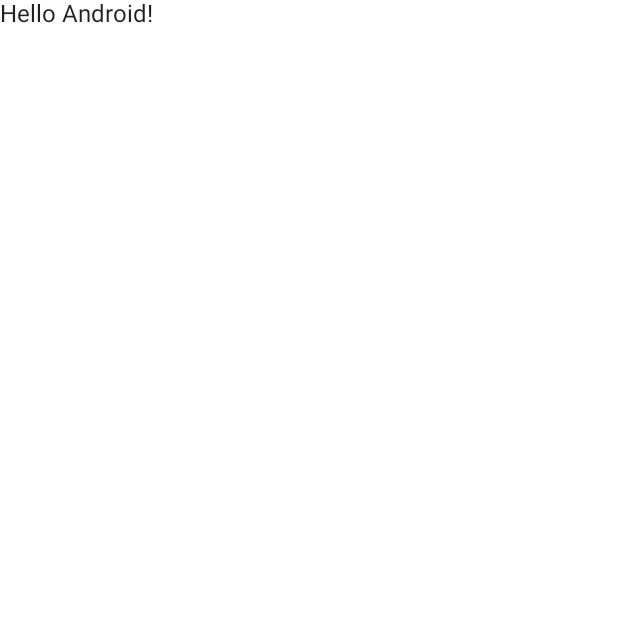
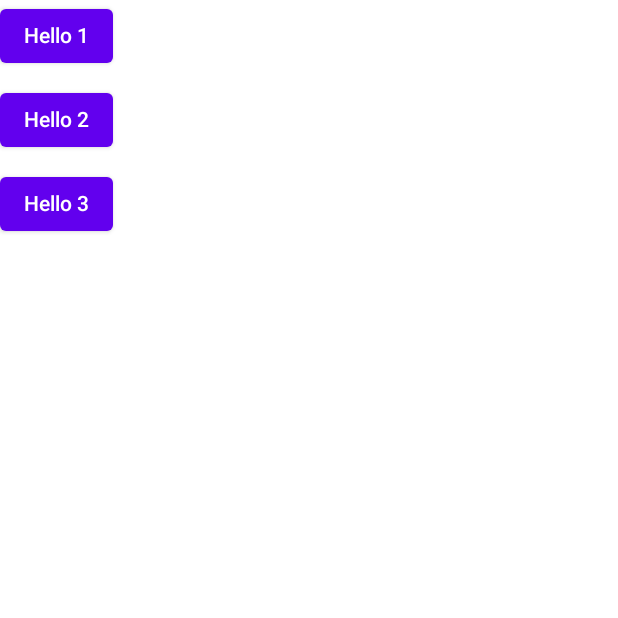
Before and after one commit to ejoeyr/CICDCompose, an Android app built with Jetpack Compose: the screen it shows after launch (MainActivity), on a phone screen of 412 x 824 dp, the top half of it. Before the commit the part shown is almost empty. Run offline under Robolectric (Android 15) with nearby library versions, the phone set to English and light mode, and no system bars; libraries missing offline, so code that uses them is left out: com.microsoft.appcenter; 1 statement that could not run was skipped.

```diff
--- a/app/build.gradle
+++ b/app/build.gradle
@@ -46,7 +46,11 @@ android {
 }
 
 dependencies {
+    def appCenterSdkVersion = '4.4.5'
 
+    implementation "com.microsoft.appcenter:appcenter-analytics:${appCenterSdkVersion}"
+    implementation "com.microsoft.appcenter:appcenter-crashes:${appCenterSdkVersion}"
+    implementation "androidx.core:core-splashscreen:1.0.0-beta01"
     implementation 'androidx.core:core-ktx:1.7.0'
     implementation "androidx.compose.ui:ui:$compose_version"
     implementation "androidx.compose.material:material:$compose_version"
--- a/app/src/main/java/com/example/cicdcompose/MainActivity.kt
+++ b/app/src/main/java/com/example/cicdcompose/MainActivity.kt
@@ -3,18 +3,36 @@ package com.example.cicdcompose
 import android.os.Bundle
 import androidx.activity.ComponentActivity
 import androidx.activity.compose.setContent
+import androidx.compose.foundation.layout.Column
+import androidx.compose.foundation.layout.Row
 import androidx.compose.foundation.layout.fillMaxSize
+import androidx.compose.foundation.layout.padding
+import androidx.compose.foundation.lazy.LazyColumn
+import androidx.compose.material.Button
 import androidx.compose.material.MaterialTheme
 import androidx.compose.material.Surface
 import androidx.compose.material.Text
 import androidx.compose.runtime.Composable
 import androidx.compose.ui.Modifier
 import androidx.compose.ui.tooling.preview.Preview
+import androidx.compose.ui.unit.dp
+import androidx.core.splashscreen.SplashScreen.Companion.installSplashScreen
 import com.example.cicdcompose.ui.theme.CICDComposeTheme
+import com.microsoft.appcenter.AppCenter;
+import com.microsoft.appcenter.analytics.Analytics;
+import com.microsoft.appcenter.crashes.Crashes;
 
 class MainActivity : ComponentActivity() {
     override fun onCreate(savedInstanceState: Bundle?) {
         super.onCreate(savedInstanceState)
+
+        installSplashScreen()
+
+        AppCenter.start(
+            application, "136e0d57-eb44-4f55-8bca-cb01bee0482d",
+            Analytics::class.java, Crashes::class.java
+        )
+
         setContent {
             CICDComposeTheme {
                 // A surface container using the 'background' color from the theme
@@ -31,7 +49,18 @@ class MainActivity : ComponentActivity() {
 
 @Composable
 fun Greeting(name: String) {
-    Text(text = "Hello $name!")
+
+    val items = listOf<String>("1","2","3")
+
+    LazyColumn{
+        items(items.size){index ->
+            Column (modifier = Modifier.padding(bottom= 8.dp)){
+                Button(onClick = { throw  Exception("hello!") }) {
+                    Text(text = "Hello ${items[index]}")
+                }
+            }
+        }
+    }
 }
 
 @Preview(showBackground = true)
```
